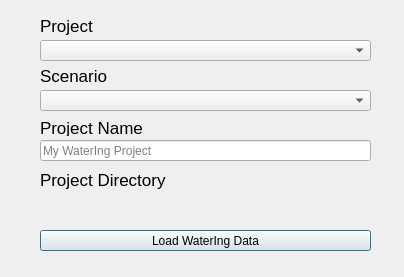
Above: ui/watering_load_dialog.ui from Ingeniousware/QGISWaterIng before the change. Below: the same form after it.
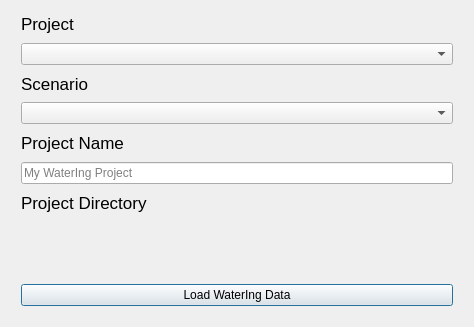
That is the form after the change. Custom widgets are drawn as their Qt base class.

Commit message: load and optimization dialogs are now responsive

Diff of the .ui file:
```diff
--- a/ui/watering_load_dialog.ui
+++ b/ui/watering_load_dialog.ui
@@ -9,22 +9,37 @@
    <rect>
     <x>0</x>
     <y>0</y>
-    <width>404</width>
-    <height>277</height>
+    <width>474</width>
+    <height>327</height>
    </rect>
   </property>
   <property name="windowTitle">
    <string>Load WaterIng Data</string>
   </property>
-  <widget class="QLabel" name="scenarioLabel">
-   <property name="geometry">
-    <rect>
-     <x>40</x>
-     <y>66</y>
-     <width>71</width>
+  <layout class="QGridLayout" name="gridLayout">
+   <item row="4" column="2">
+    <spacer name="horizontalSpacer">
+     <property name="orientation">
+      <enum>Qt::Horizontal</enum>
+     </property>
+     <property name="sizeType">
+      <enum>QSizePolicy::Fixed</enum>
+     </property>
+     <property name="sizeHint" stdset="0">
+      <size>
+       <width>10</width>
      <height>20</height>
-    </rect>
-   </property>
+      </size>
+     </property>
+    </spacer>
+   </item>
+   <item row="11" column="1">
+    <widget class="QWidget" name="horizontalWidget" native="true">
+     <layout class="QHBoxLayout" name="horizontalLayout"/>
+    </widget>
+   </item>
+   <item row="6" column="1">
+    <widget class="QLabel" name="projectLabel_3">
    <property name="font">
     <font>
      <pointsize>13</pointsize>
@@ -33,18 +48,36 @@
     </font>
    </property>
    <property name="text">
-    <string>Scenario</string>
-   </property>
-  </widget>
+      <string>Project Directory</string>
+     </property>
+    </widget>
+   </item>
+   <item row="3" column="1">
+    <widget class="QComboBox" name="scenarios_box"/>
+   </item>
+   <item row="4" column="1">
+    <widget class="QLabel" name="projectLabel_2">
+     <property name="font">
+      <font>
+       <pointsize>13</pointsize>
+       <weight>50</weight>
+       <bold>false</bold>
+      </font>
+     </property>
+     <property name="text">
+      <string>Project Name</string>
+     </property>
+    </widget>
+   </item>
+   <item row="5" column="1">
+    <widget class="QLineEdit" name="newProjectNameInput">
+     <property name="placeholderText">
+      <string>My WaterIng Project</string>
+     </property>
+    </widget>
+   </item>
+   <item row="0" column="1">
   <widget class="QLabel" name="projectLabel">
-   <property name="geometry">
-    <rect>
-     <x>40</x>
-     <y>16</y>
-     <width>71</width>
-     <height>20</height>
-    </rect>
-   </property>
    <property name="font">
     <font>
      <pointsize>13</pointsize>
@@ -56,105 +89,71 @@
     <string>Project</string>
    </property>
   </widget>
-  <widget class="QComboBox" name="projects_box">
-   <property name="geometry">
-    <rect>
-     <x>40</x>
-     <y>40</y>
-     <width>331</width>
-     <height>21</height>
-    </rect>
-   </property>
-  </widget>
-  <widget class="QComboBox" name="scenarios_box">
-   <property name="geometry">
-    <rect>
-     <x>40</x>
-     <y>90</y>
-     <width>331</width>
-     <height>21</height>
-    </rect>
-   </property>
-  </widget>
+   </item>
+   <item row="2" column="1">
+    <widget class="QLabel" name="scenarioLabel">
+     <property name="font">
+      <font>
+       <pointsize>13</pointsize>
+       <weight>50</weight>
+       <bold>false</bold>
+      </font>
+     </property>
+     <property name="text">
+      <string>Scenario</string>
+     </property>
+    </widget>
+   </item>
+   <item row="14" column="1">
   <widget class="QPushButton" name="newProjectBtn">
-   <property name="geometry">
-    <rect>
-     <x>40</x>
-     <y>230</y>
-     <width>331</width>
-     <height>21</height>
-    </rect>
-   </property>
    <property name="text">
     <string>Load WaterIng Data</string>
    </property>
   </widget>
+   </item>
+   <item row="1" column="1">
+    <widget class="QComboBox" name="projects_box"/>
+   </item>
+   <item row="7" column="1">
   <widget class="QgsFileWidget" name="newShpDirectory">
-   <property name="geometry">
-    <rect>
-     <x>40</x>
-     <y>190</y>
-     <width>331</width>
-     <height>21</height>
-    </rect>
-   </property>
    <property name="storageMode">
     <enum>QgsFileWidget::GetDirectory</enum>
    </property>
   </widget>
-  <widget class="QLabel" name="projectLabel_2">
-   <property name="geometry">
-    <rect>
-     <x>40</x>
-     <y>120</y>
-     <width>221</width>
-     <height>16</height>
-    </rect>
-   </property>
-   <property name="font">
-    <font>
-     <pointsize>13</pointsize>
-     <weight>50</weight>
-     <bold>false</bold>
-    </font>
-   </property>
-   <property name="text">
-    <string>Project Name</string>
-   </property>
-  </widget>
-  <widget class="QLabel" name="projectLabel_3">
-   <property name="geometry">
-    <rect>
-     <x>40</x>
-     <y>170</y>
-     <width>241</width>
+   </item>
+   <item row="4" column="0">
+    <spacer name="horizontalSpacer_2">
+     <property name="orientation">
+      <enum>Qt::Horizontal</enum>
+     </property>
+     <property name="sizeType">
+      <enum>QSizePolicy::Fixed</enum>
+     </property>
+     <property name="sizeHint" stdset="0">
+      <size>
+       <width>10</width>
      <height>20</height>
-    </rect>
-   </property>
-   <property name="font">
-    <font>
-     <pointsize>13</pointsize>
-     <weight>50</weight>
-     <bold>false</bold>
-    </font>
-   </property>
-   <property name="text">
-    <string>Project Directory</string>
-   </property>
-  </widget>
-  <widget class="QLineEdit" name="newProjectNameInput">
-   <property name="geometry">
-    <rect>
-     <x>40</x>
-     <y>140</y>
-     <width>331</width>
-     <height>21</height>
-    </rect>
-   </property>
-   <property name="placeholderText">
-    <string>My WaterIng Project</string>
-   </property>
-  </widget>
+      </size>
+     </property>
+    </spacer>
+   </item>
+   <item row="15" column="1">
+    <spacer name="verticalSpacer">
+     <property name="orientation">
+      <enum>Qt::Vertical</enum>
+     </property>
+     <property name="sizeType">
+      <enum>QSizePolicy::Fixed</enum>
+     </property>
+     <property name="sizeHint" stdset="0">
+      <size>
+       <width>10</width>
+       <height>10</height>
+      </size>
+     </property>
+    </spacer>
+   </item>
+  </layout>
  </widget>
  <customwidgets>
   <customwidget>
```
Lines whose indentation alone changed are shown as unchanged. The commit also changes 1 other file.
